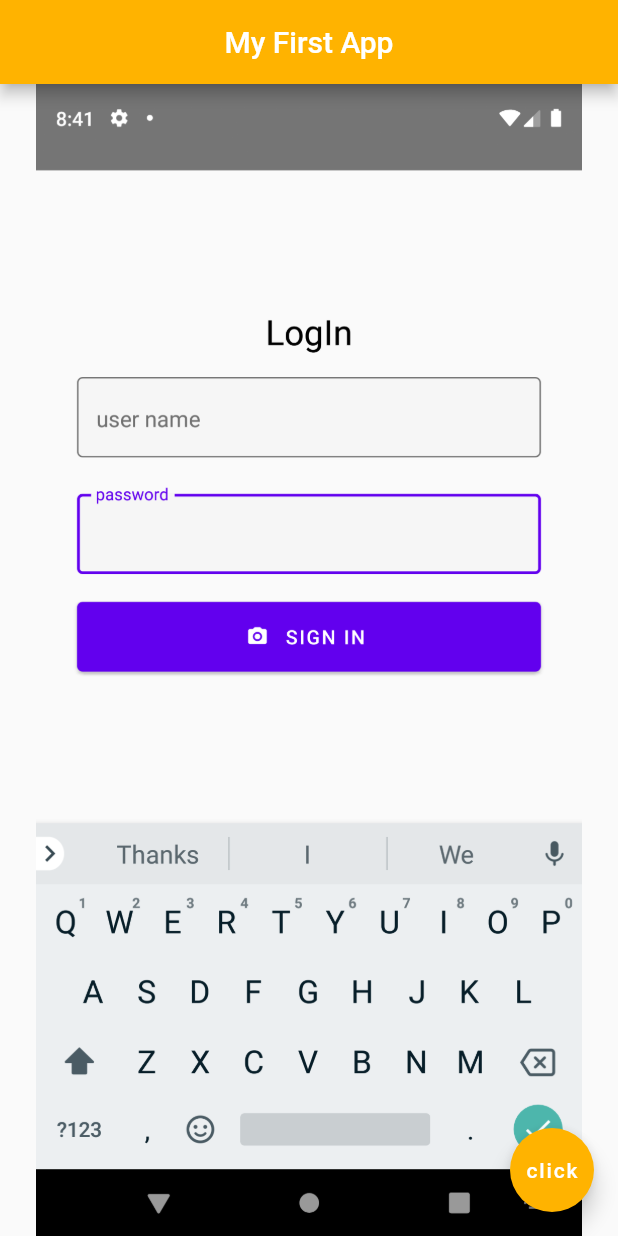
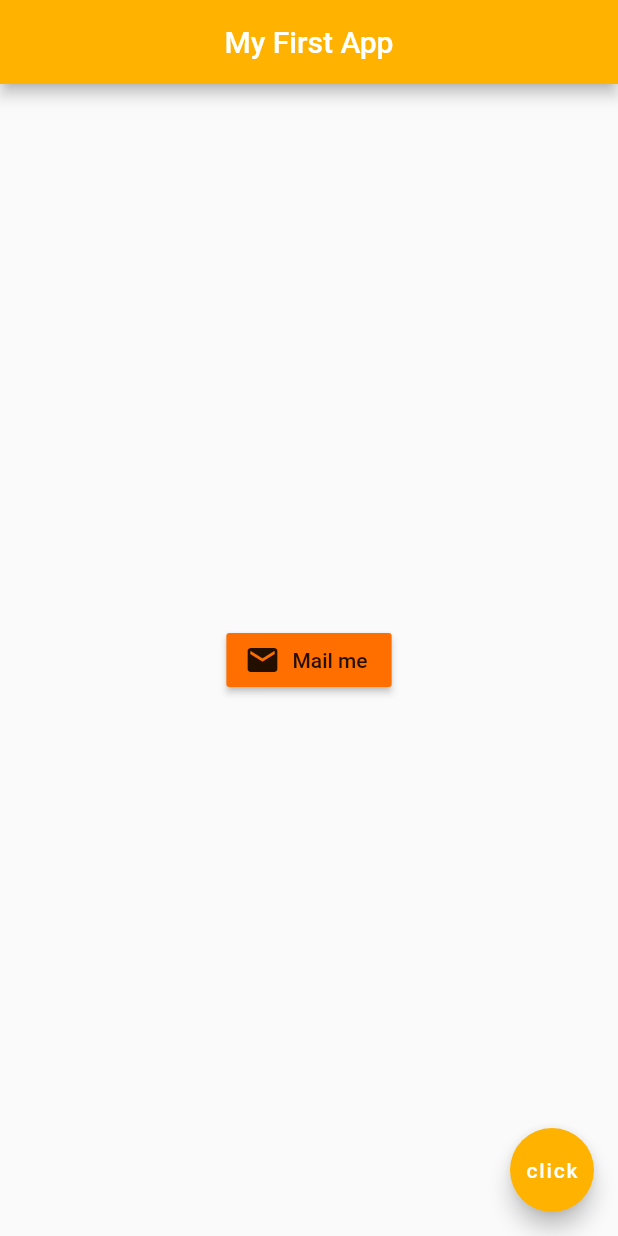
Before and after one commit to pankajatgithub/Flutter_first_project, a Flutter app: the screen it shows after launch, on a phone screen of 412 x 824 dp. Run offline on Flutter 3.47's test engine with Material 2 defaults, Android fonts, the phone set to English and light mode, and no system bars.

Commit message:
Button and Icon in flutter

```diff
--- a/lib/main.dart
+++ b/lib/main.dart
@@ -19,7 +19,25 @@ class Home extends StatelessWidget {
         backgroundColor:Colors.amber[600],
       ),
       body: Center(
-        child: Image.asset('assets/ss1.png')
+        child: RaisedButton.icon(
+          onPressed: (){
+            print("You clicked me");
+          },
+          icon:Icon(
+            Icons.mail
+          ),
+          label: Text("Mail me"),
+            color: Colors.amber[900],
+        ),
+
+
+        // child:IconButton(
+        //   onPressed: (){
+        //     print("You clicked me");
+        //   },
+        //   icon:Icon( Icons.mail),
+        //   color: Colors.amber,
+        // )
       ),
       floatingActionButton: FloatingActionButton(
         onPressed: (){},
```
